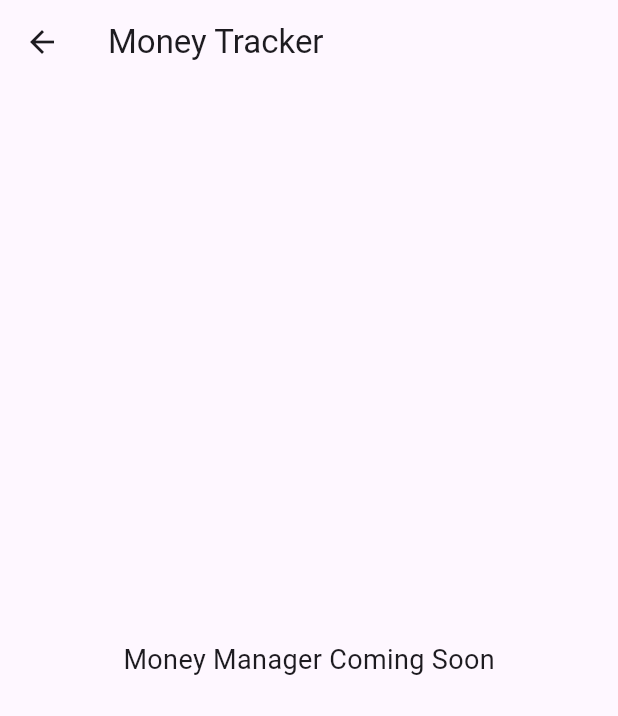
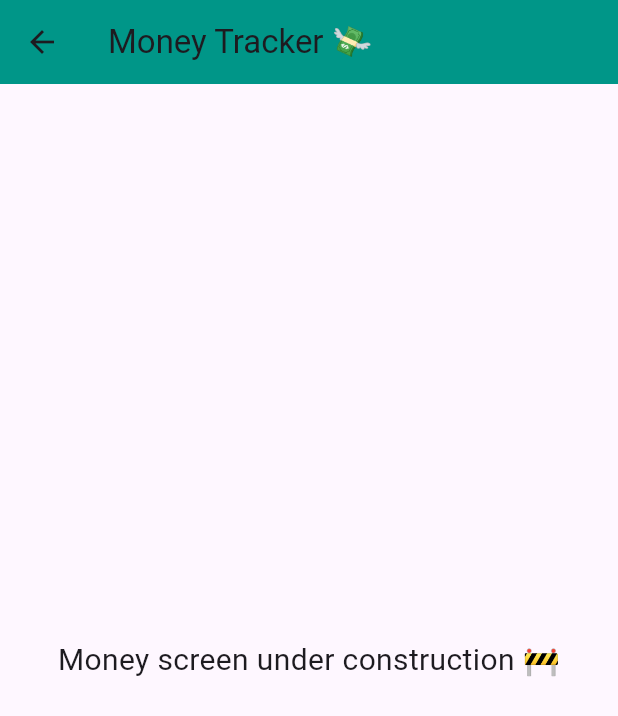
Before and after one commit to Saifudheenpv/lifemate-app, a Flutter app: the MoneyScreen screen opened by its route, on a phone screen of 412 x 824 dp. Shown: the top 716 px of the screen. Run offline on Flutter 3.47's test engine with Material 3 defaults, Android fonts, the light colour scheme and no system bars.

Commit message:
🚀 Added MoneyScreen and navigation from HomeScreen

```diff
--- a/lib/features/money/money_screen.dart
+++ b/lib/features/money/money_screen.dart
@@ -7,12 +7,13 @@ class MoneyScreen extends StatelessWidget {
   Widget build(BuildContext context) {
     return Scaffold(
       appBar: AppBar(
-        title: const Text('Money Tracker'),
+        title: const Text('Money Tracker 💸'),
+        backgroundColor: Colors.teal,
       ),
-      body: const Center(
+      body: Center(
         child: Text(
-          'Money Manager Coming Soon',
-          style: TextStyle(fontSize: 18),
+          'Money screen under construction 🚧',
+          style: TextStyle(fontSize: 20),
         ),
       ),
     );
```
